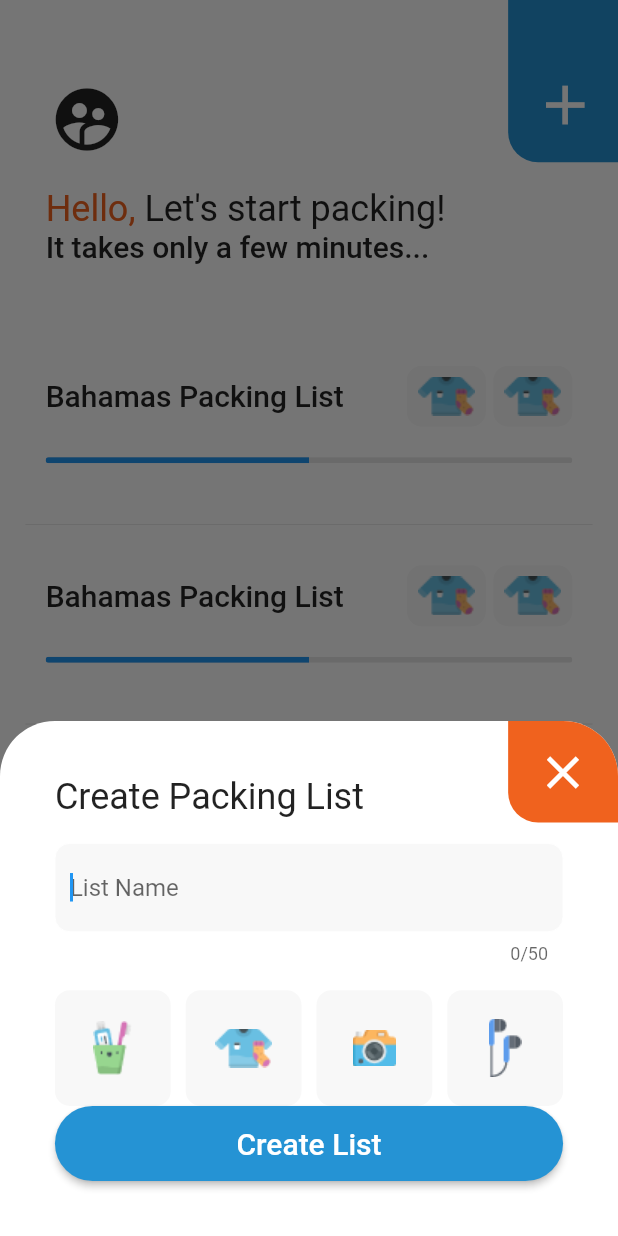
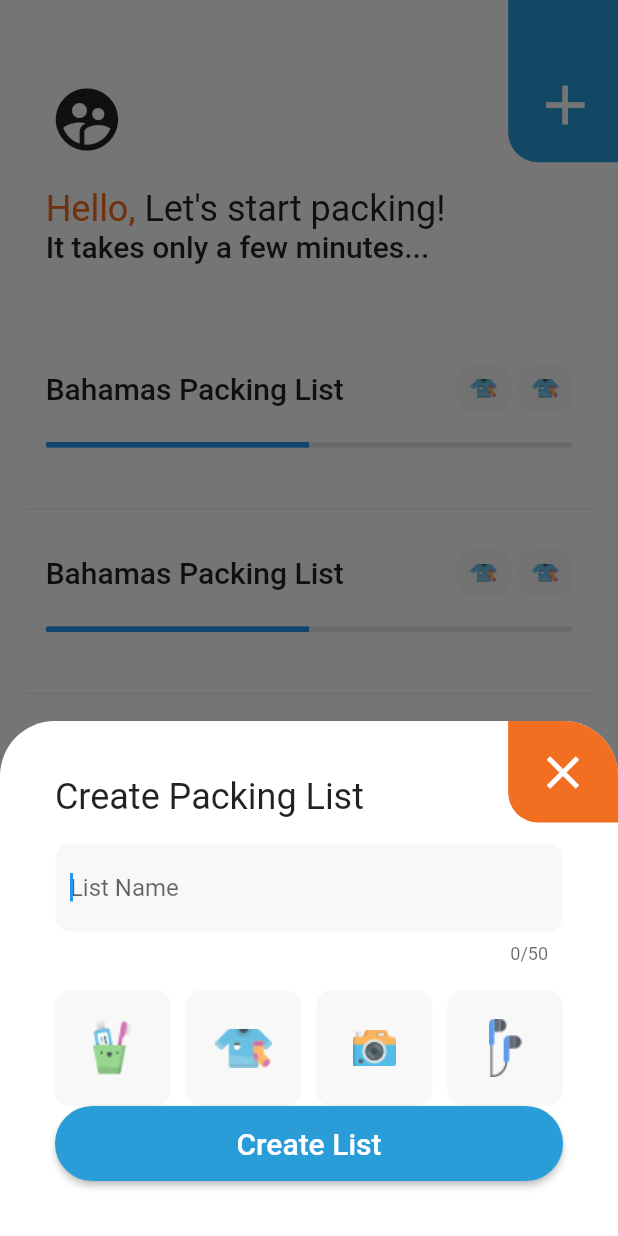
Before and after one commit to MoonChel/packie, a Flutter app: the screen it shows after launch, after a tap on the "add" icon, on a phone screen of 412 x 824 dp. Run offline on Flutter 3.47's test engine with Material 2 defaults, Android fonts, the phone set to English and light mode, and no system bars; our stand-ins replace flutter_screenutil; missing offline and left inert: flutter_statusbarcolor.

Commit message:
add default iconSize to CategoryIcon

```diff
--- a/lib/components/CategoryIcon.dart
+++ b/lib/components/CategoryIcon.dart
@@ -5,7 +5,7 @@ import 'package:flutter_screenutil/flutter_screenutil.dart';
 class CategoryIcon extends StatelessWidget {
   CategoryIcon({
     Key key,
-    this.size,
+    this.size = 90,
     this.iconImage,
   }) : super(key: key);
 
@@ -19,7 +19,8 @@ class CategoryIcon extends StatelessWidget {
       builder: (BuildContext context, BoxConstraints constraints) {
         return Container(
           child: Image.asset(iconImage),
-          padding: EdgeInsets.all(su.setWidth(20)),
+          padding: EdgeInsets.all(su.setWidth(25)),
+          height: su.setHeight(size),
           decoration: BoxDecoration(
             color: Constants.backgroundColor,
             borderRadius: BorderRadius.circular(10),
--- a/lib/constants.dart
+++ b/lib/constants.dart
@@ -1,8 +1,8 @@
 import 'package:flutter/material.dart';
 
 class Constants {
-  static const blue = Color.fromRGBO(37, 147, 212, 1);
-  static const orange = Color.fromRGBO(240, 98, 30, 1);
+  static const blue = Color.fromRGBO(42, 157, 217, 1);
+  static const orange = Color.fromRGBO(242, 110, 33, 1);
   static const fontColor = Color.fromRGBO(19, 53, 75, 1);
   static const backgroundColor = Color.fromRGBO(248, 248, 248, 1);
   static const dividerColor = Color.fromRGBO(227, 227, 227, 1);
--- a/lib/pages/HomePage.dart
+++ b/lib/pages/HomePage.dart
@@ -91,7 +91,7 @@ class HomePage extends StatelessWidget {
       topRight: Radius.circular(su.setWidth(100)),
     );
 
-    final iconSize = su.setWidth(80);
+    final iconSize = 80.0;
 
     return showModalBottomSheet(
       shape: RoundedRectangleBorder(borderRadius: radius),
@@ -140,22 +140,10 @@ class HomePage extends StatelessWidget {
                       crossAxisSpacing: 10,
                       shrinkWrap: true,
                       children: <Widget>[
-                        CategoryIcon(
-                          iconImage: 'assets/Group 12.png',
-                          size: iconSize,
-                        ),
-                        CategoryIcon(
-                          iconImage: 'assets/clothes.png',
-                          size: iconSize,
-                        ),
-                        CategoryIcon(
-                          iconImage: 'assets/camera.png',
-                          size: iconSize,
-                        ),
-                        CategoryIcon(
-                          iconImage: 'assets/headphones.png',
-                          size: iconSize,
-                        ),
+                        CategoryIcon(iconImage: 'assets/Group 12.png'),
+                        CategoryIcon(iconImage: 'assets/clothes.png'),
+                        CategoryIcon(iconImage: 'assets/camera.png'),
+                        CategoryIcon(iconImage: 'assets/headphones.png'),
                       ],
                     ),
                     SizedBox(
```
Also changed, not shown: lib/pages/ChecklistDetailsPage.dart (+4 -17 lines).
